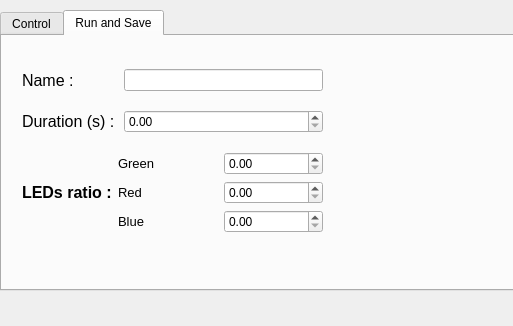
Qt form isoi_window.ui (JohnstonLab/OMMI) before a commit; both pictures show x 0 to 513 and y 0 to 326 of the 799 by 326 pixel window.
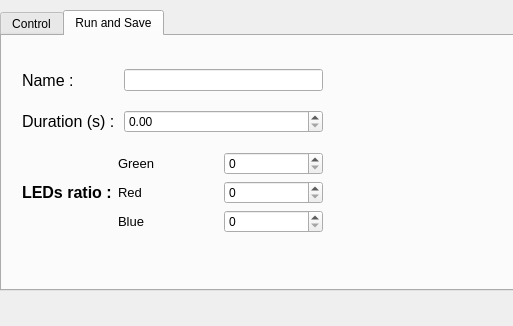
The same form after that commit. The open tabs and pages were chosen to show the change.

Commit message: GUI modification and button connection part 1

The edit to the form file:
```diff
--- a/isoi_window.ui
+++ b/isoi_window.ui
@@ -258,7 +258,7 @@
        <number>24</number>
       </property>
      </widget>
-     <widget class="QWidget" name="">
+     <widget class="QWidget" name="layoutWidget">
       <property name="geometry">
        <rect>
         <x>20</x>
@@ -326,9 +326,6 @@
            </property>
           </widget>
          </item>
-         <item row="0" column="1">
-          <widget class="QDoubleSpinBox" name="gRatio"/>
-         </item>
          <item row="1" column="0">
           <widget class="QLabel" name="label_8">
            <property name="font">
@@ -341,9 +338,6 @@
            </property>
           </widget>
          </item>
-         <item row="1" column="1">
-          <widget class="QDoubleSpinBox" name="rRatio"/>
-         </item>
          <item row="2" column="0">
           <widget class="QLabel" name="label_9">
            <property name="font">
@@ -356,8 +350,14 @@
            </property>
           </widget>
          </item>
+         <item row="0" column="1">
+          <widget class="QSpinBox" name="gRatio"/>
+         </item>
+         <item row="1" column="1">
+          <widget class="QSpinBox" name="rRatio"/>
+         </item>
          <item row="2" column="1">
-          <widget class="QDoubleSpinBox" name="bRatio"/>
+          <widget class="QSpinBox" name="bRatio"/>
          </item>
         </layout>
        </item>
```
The commit also changes 6 other files.
